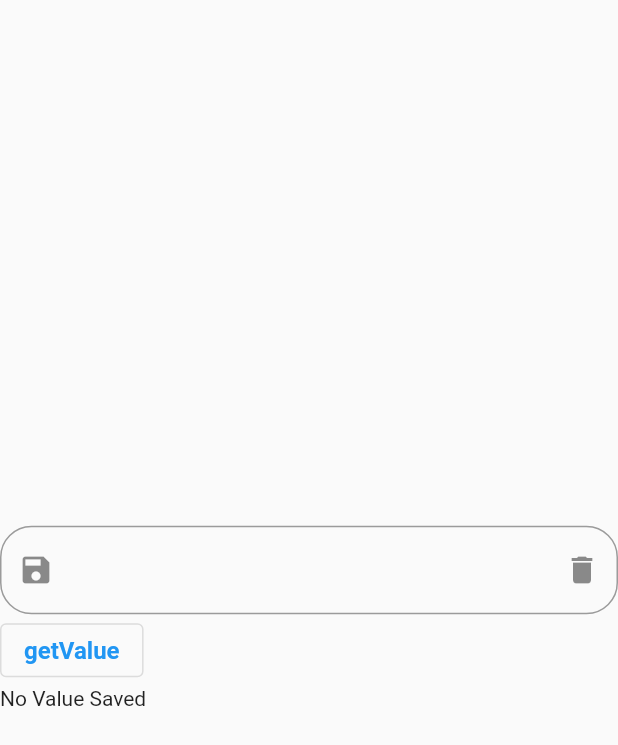
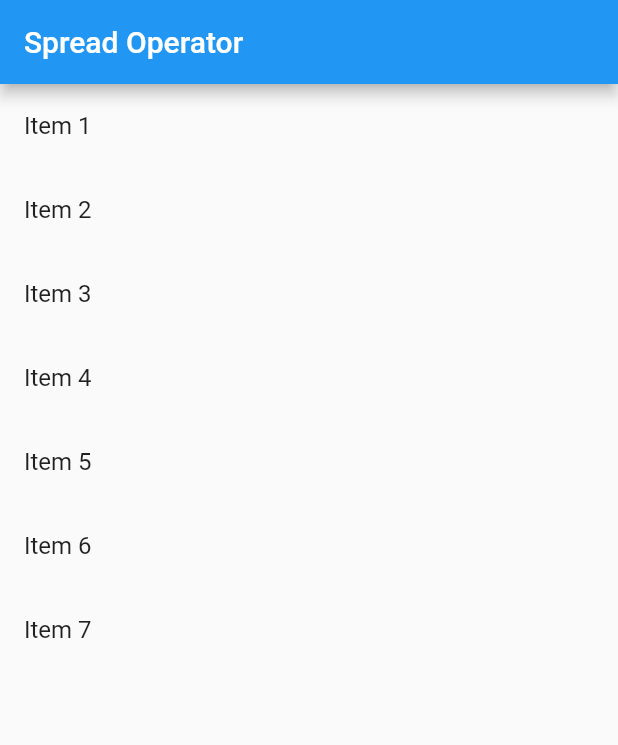
Before and after one commit to panchaniurvisha/my_new_app, a Flutter app: the screen it shows after launch, on a phone screen of 412 x 824 dp. Shown: the top 745 px of the screen. Run offline on Flutter 3.47's test engine with Material 2 defaults, Android fonts, the phone set to English and light mode, and no system bars; our stand-ins replace fluttertoast, image_picker, shared_preferences, video_player; missing offline and left inert: cropperx.

Commit message:
"26/9/2023"

```diff
--- a/lib/main.dart
+++ b/lib/main.dart
@@ -1,5 +1,5 @@
 import 'package:flutter/material.dart';
-import 'package:my_app/sharepreference_screen_two.dart';
+import 'package:my_app/spread_operator_in_listview.dart';
 
 void main() {
   // WidgetsFlutterBinding.ensureInitialized();
@@ -19,6 +19,6 @@ class MyApp extends StatelessWidget {
             //fontFamily: ''Dancing Script',
             primarySwatch: Colors.blue),
         debugShowCheckedModeBanner: false,
-        home: const SharePreferenceScreenTwo());
+        home: const SpreadOperatorInListView());
   }
 }
--- /dev/null
+++ b/lib/spread_operator_in_listview.dart
@@ -0,0 +1,38 @@
+import 'package:flutter/material.dart';
+
+class SpreadOperatorInListView extends StatefulWidget {
+  const SpreadOperatorInListView({super.key});
+
+  @override
+  State<SpreadOperatorInListView> createState() =>
+      _SpreadOperatorInListViewState();
+}
+
+class _SpreadOperatorInListViewState extends State<SpreadOperatorInListView> {
+  @override
+  Widget build(BuildContext context) {
+    List<Widget> myList1 = [
+      const ListTile(title: Text('Item 1')),
+      const ListTile(title: Text('Item 2')),
+      const ListTile(title: Text('Item 3')),
+    ];
+    List<Widget> myList2 = [
+      const ListTile(title: Text('Item 4')),
+      const ListTile(title: Text('Item 5')),
+      const ListTile(title: Text('Item 6')),
+    ];
+    return Scaffold(
+      appBar: AppBar(
+        title: const Text("Spread Operator"),
+      ),
+      body: ListView(
+        shrinkWrap: true,
+        children: [
+          ...myList1,
+          ...myList2,
+          const ListTile(title: Text("Item 7"))
+        ],
+      ),
+    );
+  }
+}
```
